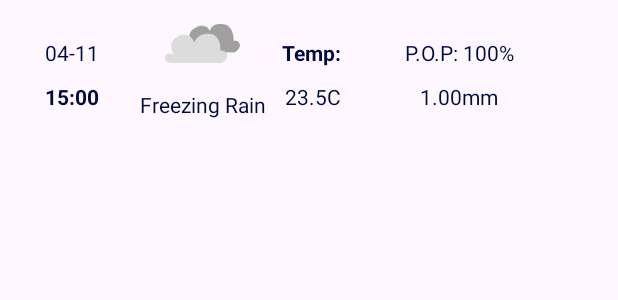
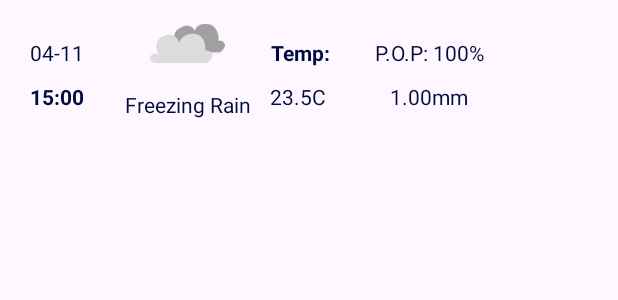
Before and after one commit to Vivi-Kass/IvyWeather, an Android app: the layout activity_hourly_weather_list_view.xml on its own in the app's theme, with its tools: preview values and no code run, on a phone screen of 412 x 824 dp. Shown: the top 300 px of the screen. Run offline under Robolectric (Android 15) with nearby library versions, the phone set to English and light mode, and no system bars.

Commit message:
API update and small UI tweaks

```diff
--- a/app/src/main/java/com/example/mad_final/APIHandler.java
+++ b/app/src/main/java/com/example/mad_final/APIHandler.java
@@ -32,7 +32,8 @@ public class APIHandler {
 
     //latitude=52.52&longitude=13.41 (API Middle example)
     //API end is what to grab
-    private String apiEnd = "&current=temperature_2m,relative_humidity_2m,apparent_temperature,is_day,precipitation,weather_code&hourly=temperature_2m,apparent_temperature,precipitation_probability,precipitation,snow_depth,weather_code&daily=weather_code,temperature_2m_max,temperature_2m_min,apparent_temperature_max,apparent_temperature_min,sunrise,sunset,uv_index_max,precipitation_sum&timezone=auto";
+    private String apiEnd = "&current=temperature_2m,relative_humidity_2m,apparent_temperature,is_day,precipitation,weather_code&hourly=temperature_2m,relative_humidity_2m,apparent_temperature,precipitation_probability,precipitation,snow_depth,weather_code&daily=weather_code,temperature_2m_max,temperature_2m_min,apparent_temperature_max,apparent_temperature_min,uv_index_max,precipitation_sum&timezone=auto";
+            //"&current=temperature_2m,relative_humidity_2m,apparent_temperature,is_day,precipitation,weather_code&hourly=temperature_2m,apparent_temperature,precipitation_probability,precipitation,snow_depth,weather_code&daily=weather_code,temperature_2m_max,temperature_2m_min,apparent_temperature_max,apparent_temperature_min,sunrise,sunset,uv_index_max,precipitation_sum&timezone=auto";
             //"&current=temperature_2m,apparent_temperature,is_day,precipitation,weather_code&hourly=temperature_2m,apparent_temperature,precipitation_probability,precipitation,snow_depth,weather_code&daily=weather_code,temperature_2m_max,temperature_2m_min,apparent_temperature_max,apparent_temperature_min,sunrise,sunset,precipitation_sum&timezone=auto";
             //"&hourly=temperature_2m,apparent_temperature,precipitation_probability,rain,showers,snowfall,snow_depth&daily=temperature_2m_max,temperature_2m_min,apparent_temperature_max,apparent_temperature_min,sunrise,sunset&timezone=auto";
             //"&hourly=temperature_2m,apparent_temperature,precipitation_probability,precipitation,snow_depth,cloud_cover&daily=temperature_2m_max,temperature_2m_min&timezone=auto";
--- a/app/src/main/java/com/example/mad_final/CurrentWeatherFragment.java
+++ b/app/src/main/java/com/example/mad_final/CurrentWeatherFragment.java
@@ -171,8 +171,8 @@ public class CurrentWeatherFragment extends Fragment {
 
             weatherIcon.setImageDrawable(WeatherCodeHandler.getIcon(code, isDay, requireContext()));
 
-            tempHigh.setText("H: " + String.format(Locale.getDefault(), " %.1f°C", IvyWeather.getWeatherData().getJSONObject("daily").getJSONArray("temperature_2m_max").getDouble(0)));
-            tempLow.setText("L: " + String.format(Locale.getDefault(), " %.1f°C", IvyWeather.getWeatherData().getJSONObject("daily").getJSONArray("temperature_2m_min").getDouble(0)));
+            tempHigh.setText("H:" + String.format(Locale.getDefault(), " %.1f°C", IvyWeather.getWeatherData().getJSONObject("daily").getJSONArray("temperature_2m_max").getDouble(0)));
+            tempLow.setText("L:" + String.format(Locale.getDefault(), " %.1f°C", IvyWeather.getWeatherData().getJSONObject("daily").getJSONArray("temperature_2m_min").getDouble(0)));
 
             precipAmount.setText(Double.toString(IvyWeather.getWeatherData().getJSONObject("current").getDouble("precipitation")) + "mm");
             humidity.setText("Humidity: " + IvyWeather.getWeatherData().getJSONObject("current").getInt("relative_humidity_2m") + "%");
--- a/app/src/main/res/layout/activity_hourly_weather_list_view.xml
+++ b/app/src/main/res/layout/activity_hourly_weather_list_view.xml
@@ -10,7 +10,7 @@
     <TextView
         android:layout_width="wrap_content"
         android:layout_height="wrap_content"
-        android:layout_marginStart="30dp"
+        android:layout_marginStart="20dp"
         android:layout_marginTop="25dp"
         android:text="04-11"
         android:id="@+id/hourly_date"
@@ -62,8 +62,7 @@
     <TextView
         android:layout_width="wrap_content"
         android:layout_height="wrap_content"
-        android:layout_alignEnd="@id/hourly_feel_view"
-
+        android:layout_alignStart="@id/hourly_feel_view"
         android:layout_marginTop="25dp"
         android:text="Temp:"
         android:id="@+id/hourly_temp_view"
@@ -89,7 +88,7 @@
         android:layout_width="wrap_content"
         android:layout_height="wrap_content"
         android:layout_alignStart="@+id/hourly_feel_view"
-        android:layout_marginStart="80dp"
+        android:layout_marginStart="70dp"
         android:layout_marginTop="25dp"
         android:text="P.O.P: 100%"
         android:id="@+id/hourly_precipitation_prob"
@@ -103,7 +102,6 @@
         android:layout_alignStart="@+id/hourly_precipitation_prob"
         android:layout_below="@+id/hourly_precipitation_prob"
         android:layout_marginTop="10dp"
-
         android:text="1.00mm"
         android:id="@+id/hourly_precipitation_amount"
         android:textColor="@color/text_color"
```
